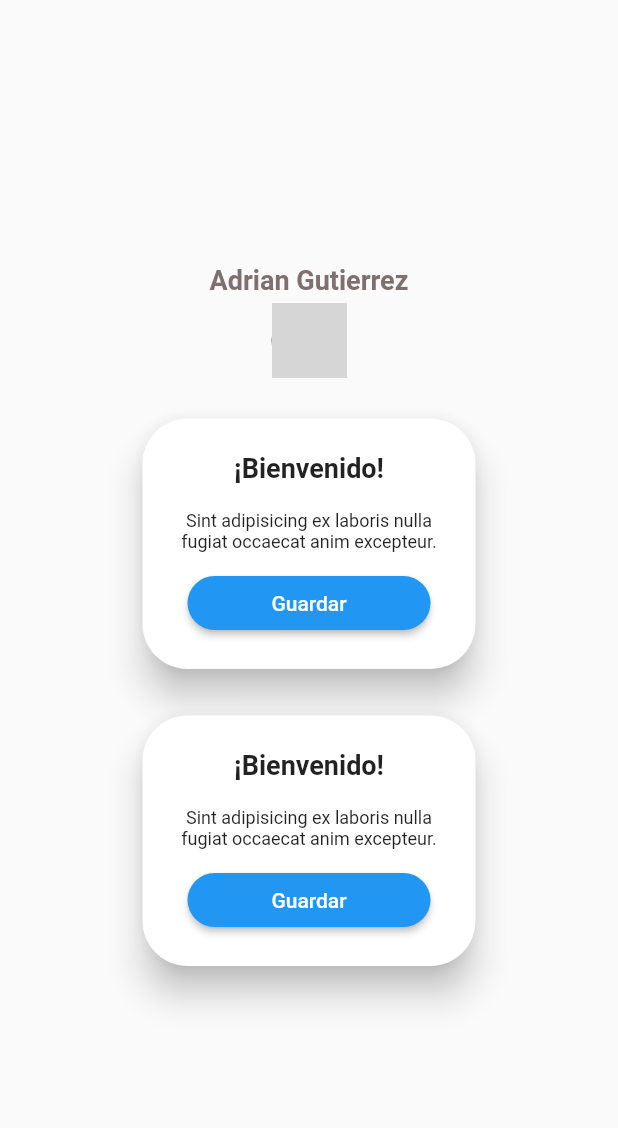
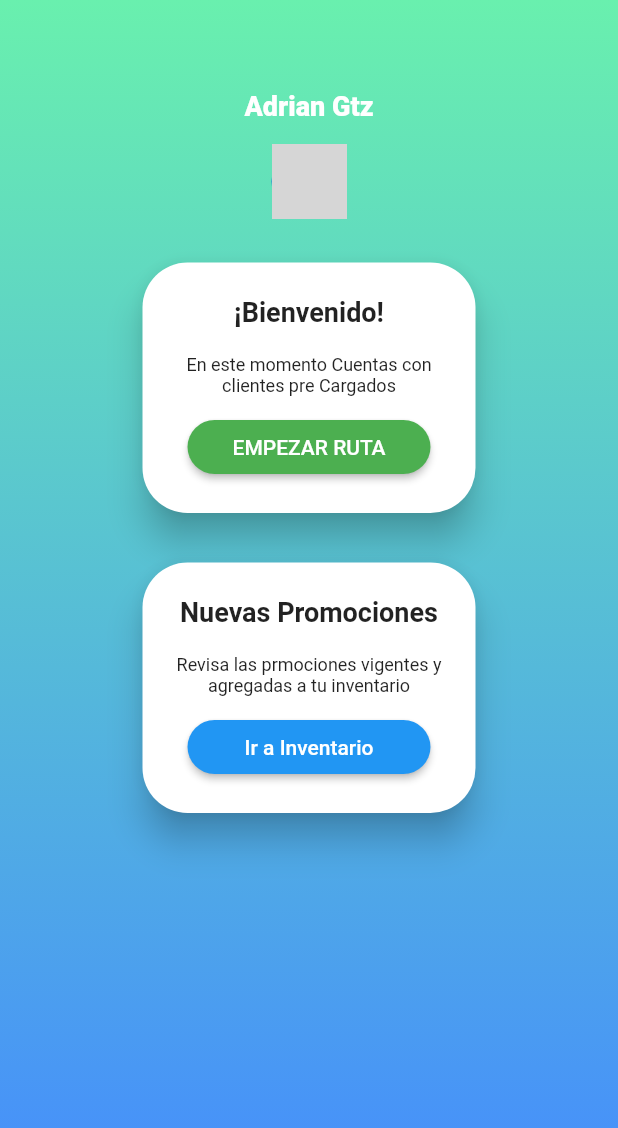
Before and after one commit to adriiiangtz2/pruebaFlutter, a Flutter app: the screen it shows after launch, on a phone screen of 412 x 824 dp. Shown: the top 1128 px of the screen. Run offline on Flutter 3.47's test engine with Material 2 defaults, Android fonts, the light colour scheme and no system bars; network calls fail; grey boxes are pictures that could not be loaded.

Commit message:
Version 1.0.1 Maquetado finalizado

```diff
--- /dev/null
+++ b/lib/models/card_option.dart
@@ -0,0 +1,15 @@
+
+import 'package:flutter/material.dart' show Color;
+
+class CardOption {
+  final String title;
+  final String nameButtom;
+  final String info;
+  final Color color;
+  CardOption( {
+    required this.nameButtom,
+    required this.info,
+    required this.title,
+    required this.color,
+  });
+}
--- /dev/null
+++ b/lib/models/models.dart
@@ -0,0 +1,3 @@
+
+
+export 'package:view_app_ventas/models/card_option.dart';
--- /dev/null
+++ b/lib/router/appCards.dart
@@ -0,0 +1,19 @@
+
+import 'package:flutter/material.dart';
+import 'package:view_app_ventas/models/models.dart';
+
+class AppCards {
+  final menuOption = <CardOption>[
+    // MenuOption(route: 'home', name: "Home Screen ", screen:const HomeScreen(), icon: Icons.access_time_sharp ),
+    CardOption(
+        info: 'En este momento Cuentas con clientes pre Cargados',
+        nameButtom: 'EMPEZAR RUTA',
+        title: '¡Bienvenido!',
+        color: Colors.green ),
+    CardOption(
+        info: 'Revisa las prmociones vigentes y agregadas a tu inventario',
+        nameButtom: 'Ir a Inventario',
+        title: 'Nuevas Promociones',
+        color: Colors.blue),
+  ];
+}
--- a/lib/screens/home_screens.dart
+++ b/lib/screens/home_screens.dart
@@ -7,19 +7,31 @@ class HomeScreen extends StatelessWidget {
   @override
   Widget build(BuildContext context) {
     return Scaffold(
-        body: Center(
-            child: SizedBox(
+        body: Container(
+      decoration: const BoxDecoration(
+          gradient:
+              LinearGradient(colors: [Colors.greenAccent, Colors.blueAccent],begin: FractionalOffset.topCenter,
+            end: FractionalOffset.bottomCenter)),
+      height: double.infinity,
+      child: SingleChildScrollView(
+        child: Center(
+            child: Container(
+          // color: Colors.red,
+          margin: const EdgeInsets.only(top: 60),
+
           width: 230,
           child: Column(
             mainAxisAlignment: MainAxisAlignment.center,
             children: const [
               Avatar(),
-          SizedBox(height: 23),
-          CustomCard(),
-          SizedBox(height: 23),
-          CustomCard(),
+              SizedBox(height: 25),
+              CustomCard( info: 'En este momento Cuentas con clientes pre Cargados',nameButtom: 'EMPEZAR RUTA', title: '¡Bienvenido!',color1: Colors.green,),
+              SizedBox(height: 25),
+              CustomCard(info:'Revisa las prmociones vigentes y agregadas a tu inventario',nameButtom: 'Ir a Inventario',title: 'Nuevas Promociones',color1: Colors.blue,),
             ],
           ),
-    )));
+        )),
+      ),
+    ));
   }
 }
--- a/lib/widgets/avatar.dart
+++ b/lib/widgets/avatar.dart
@@ -7,11 +7,14 @@ class Avatar extends StatelessWidget {
   Widget build(BuildContext context) {
     return Column(
       children: const [
-        Text('Adrian Gutierrez',
+        Text('Adrian Gtz',
             textAlign: TextAlign.center,
-            style: TextStyle(fontWeight: FontWeight.bold, fontSize: 18, color: Color.fromARGB(255, 128, 111, 111))),
+            style: TextStyle(
+                fontWeight: FontWeight.w900,
+                fontSize: 18,
+                color: Colors.white)),
         SizedBox(
-          height: 5,
+          height: 15,
         ),
         CircleAvatar(
           maxRadius: 25,
--- a/lib/widgets/custom_card.dart
+++ b/lib/widgets/custom_card.dart
@@ -1,7 +1,18 @@
 import 'package:flutter/material.dart';
 
 class CustomCard extends StatelessWidget {
-  const CustomCard({super.key});
+  final String title;
+  final String nameButtom;
+  final String info;
+  final Color color1;
+  final String prueba = "Informacion";
+  const CustomCard(
+      {super.key,
+      required this.title,
+      required this.nameButtom,
+      required this.info,
+      required this.color1});
+
   @override
   Widget build(BuildContext context) {
     // final TextTheme textTheme = Theme.of(context).textTheme;
@@ -10,38 +21,62 @@ class CustomCard extends StatelessWidget {
         elevation: 10,
         child: ClipRRect(
           borderRadius: BorderRadius.circular(30),
-          child: Column(
+          child: card_column(
+              title: title, info: info, color1: color1, nameButtom: nameButtom),
+        ));
+  }
+}
+
+class card_column extends StatelessWidget {
+  const card_column({
+    Key? key,
+    required this.title,
+    required this.info,
+    required this.color1,
+    required this.nameButtom,
+  }) : super(key: key);
+
+  final String title;
+  final String info;
+  final Color color1;
+  final String nameButtom;
+
+  @override
+  Widget build(BuildContext context) {
+    return Column(
       children: <Widget>[
-              const ListTile(
-                contentPadding: EdgeInsets.only(top: 5),
-                title: Text('¡Bienvenido!',
+        ListTile(
+          contentPadding: const EdgeInsets.only(top: 5),
+          title: Text(title,
               textAlign: TextAlign.center,
               style:
-                        TextStyle(fontWeight: FontWeight.bold, fontSize: 18)),
+                  const TextStyle(fontWeight: FontWeight.bold, fontSize: 18)),
         ),
         Container(
           alignment: AlignmentDirectional.centerEnd,
-                padding: const EdgeInsets.only(bottom: 10,left:20,right: 20 ),
-                child: const Text(
-                    'Sint adipisicing ex laboris nulla fugiat occaecat anim excepteur.',
+          padding: const EdgeInsets.only(bottom: 10, left: 20, right: 20),
+          child: Text(info,
               textAlign: TextAlign.center,
-                    style: TextStyle(fontSize: 12)),
+              style: const TextStyle(fontSize: 12)),
         ),
         ElevatedButton(
-                child: const SizedBox(
-                    width: 130, child: Center(child: Text('Guardar'))),
-                onPressed: () {},
           style: ElevatedButton.styleFrom(
+            backgroundColor: color1,
             shape: RoundedRectangleBorder(
               borderRadius: BorderRadius.circular(25),
             ),
           ),
+          child: SizedBox(
+              width: 130,
+              child: Center(
+                child: Text(nameButtom),
+              )),
+          onPressed: () {},
         ),
         const SizedBox(
           height: 20,
         )
       ],
-          ),
-        ));
+    );
   }
 }
--- a/lib/widgets/widgets.dart
+++ b/lib/widgets/widgets.dart
@@ -1,3 +1,2 @@
 export'package:view_app_ventas/widgets/avatar.dart';
-
 export 'package:view_app_ventas/widgets/custom_card.dart';
```
Lines whose indentation alone changed are shown as unchanged.
